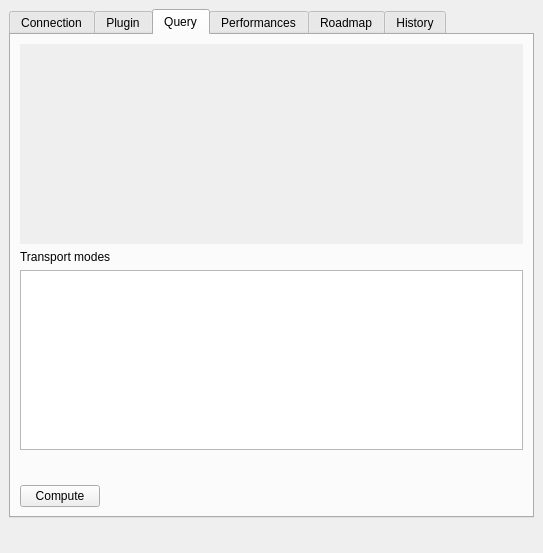
Before: the Qt Designer form src/hmi_qgis/ifsttarrouting.ui in Universite-Gustave-Eiffel/Tempus, drawn with Qt 5.
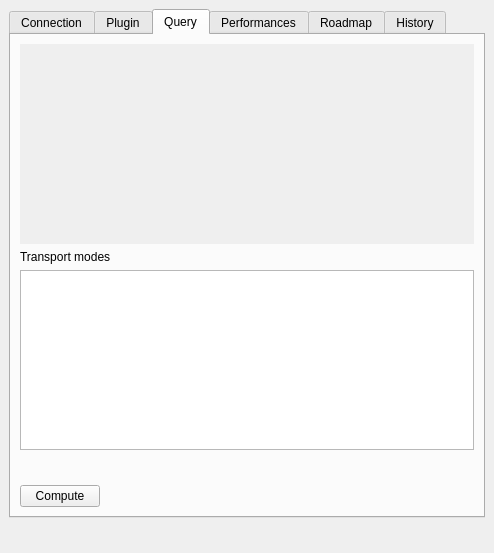
After: the same form once the commit is applied. Icons and pictures are not drawn.

Commit message: Add Cerema logo

```diff
--- a/src/hmi_qgis/ifsttarrouting.ui
+++ b/src/hmi_qgis/ifsttarrouting.ui
@@ -6,7 +6,7 @@
    <rect>
     <x>0</x>
     <y>0</y>
-    <width>543</width>
+    <width>494</width>
     <height>553</height>
    </rect>
   </property>
@@ -164,7 +164,7 @@
             <rect>
              <x>0</x>
              <y>0</y>
-             <width>503</width>
+             <width>454</width>
              <height>200</height>
             </rect>
            </property>
@@ -430,6 +430,32 @@
         </property>
        </spacer>
       </item>
+      <item>
+       <widget class="QLabel" name="label_2">
+        <property name="text">
+         <string/>
+        </property>
+        <property name="pixmap">
+         <pixmap resource="resources.qrc">:/plugins/ifsttarrouting/logo_cerema2.jpg</pixmap>
+        </property>
+        <property name="scaledContents">
+         <bool>false</bool>
+        </property>
+       </widget>
+      </item>
+      <item>
+       <spacer name="horizontalSpacer_4">
+        <property name="orientation">
+         <enum>Qt::Horizontal</enum>
+        </property>
+        <property name="sizeHint" stdset="0">
+         <size>
+          <width>40</width>
+          <height>20</height>
+         </size>
+        </property>
+       </spacer>
+      </item>
       <item>
        <widget class="QLabel" name="label_5">
         <property name="text">
```
The commit also changes 2 other files.
